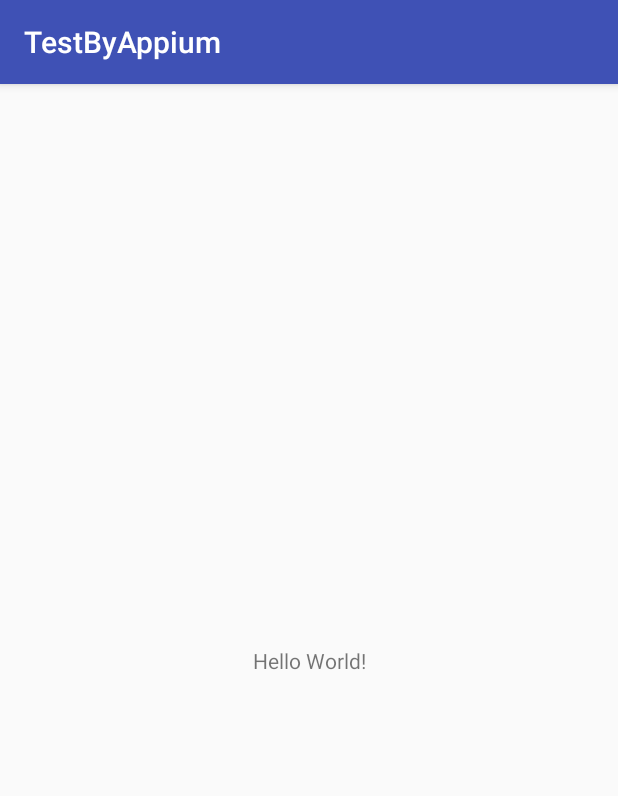
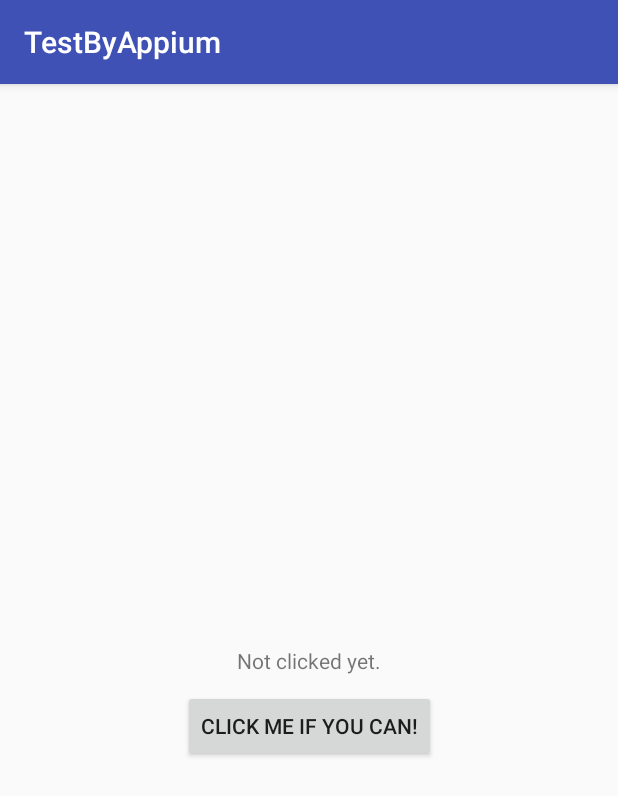
Before and after one commit to akiyoshi83/TestAndroidByAppiumPython, an Android app: the screen it shows after launch (MainActivity), on a phone screen of 412 x 824 dp. Shown: the top 796 px of the screen. Run offline under Robolectric (Android 15) with nearby library versions, the phone set to English and light mode, and no system bars.

Commit message:
Add click

```diff
--- a/app/src/main/java/com/example/akiyoshi/testbyappium/MainActivity.java
+++ b/app/src/main/java/com/example/akiyoshi/testbyappium/MainActivity.java
@@ -2,6 +2,8 @@ package com.example.akiyoshi.testbyappium;
 
 import android.support.v7.app.AppCompatActivity;
 import android.os.Bundle;
+import android.view.View;
+import android.widget.TextView;
 
 public class MainActivity extends AppCompatActivity {
 
@@ -10,4 +12,9 @@ public class MainActivity extends AppCompatActivity {
         super.onCreate(savedInstanceState);
         setContentView(R.layout.activity_main);
     }
+
+    public void clickButton(View view) {
+        TextView textView = findViewById(R.id.textView);
+        textView.setText("OMG! CLICKED!");
+    }
 }
--- a/app/src/main/res/layout/activity_main.xml
+++ b/app/src/main/res/layout/activity_main.xml
@@ -7,12 +7,24 @@
     tools:context=".MainActivity">
 
     <TextView
+        android:id="@+id/textView"
         android:layout_width="wrap_content"
         android:layout_height="wrap_content"
-        android:text="Hello World!"
+        android:text="Not clicked yet."
         app:layout_constraintBottom_toBottomOf="parent"
         app:layout_constraintLeft_toLeftOf="parent"
         app:layout_constraintRight_toRightOf="parent"
         app:layout_constraintTop_toTopOf="parent" />
 
+    <Button
+        android:id="@+id/button"
+        android:layout_width="wrap_content"
+        android:layout_height="wrap_content"
+        android:layout_marginTop="10dp"
+        android:onClick="clickButton"
+        android:text="Click me if you can!"
+        app:layout_constraintEnd_toEndOf="parent"
+        app:layout_constraintStart_toStartOf="parent"
+        app:layout_constraintTop_toBottomOf="@+id/textView" />
+
 </android.support.constraint.ConstraintLayout>
```
